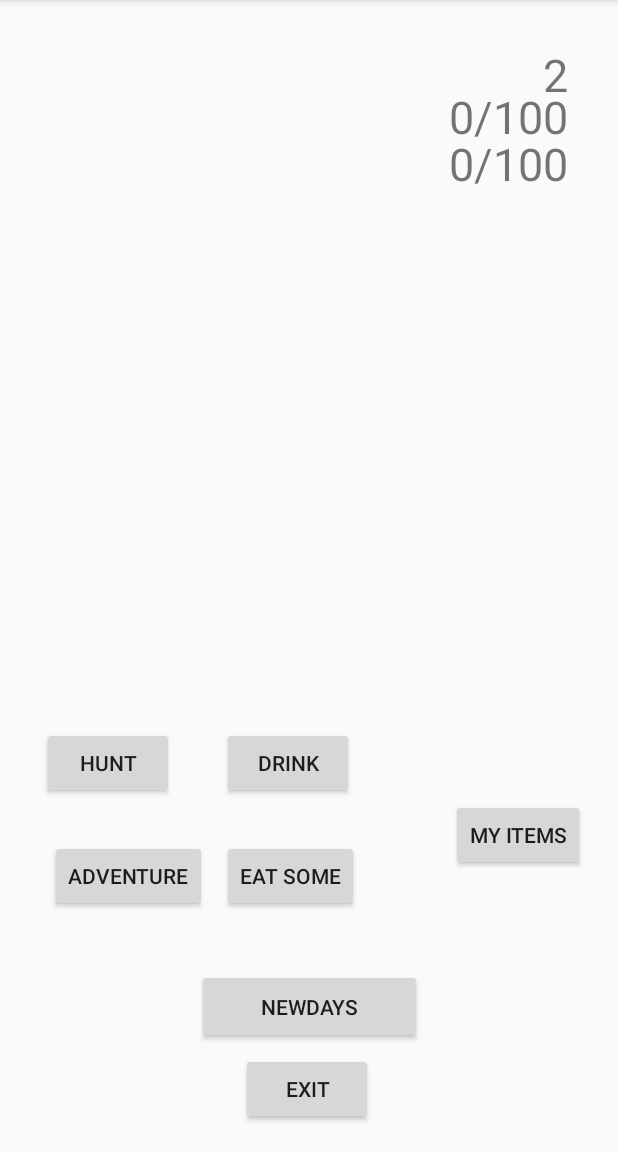
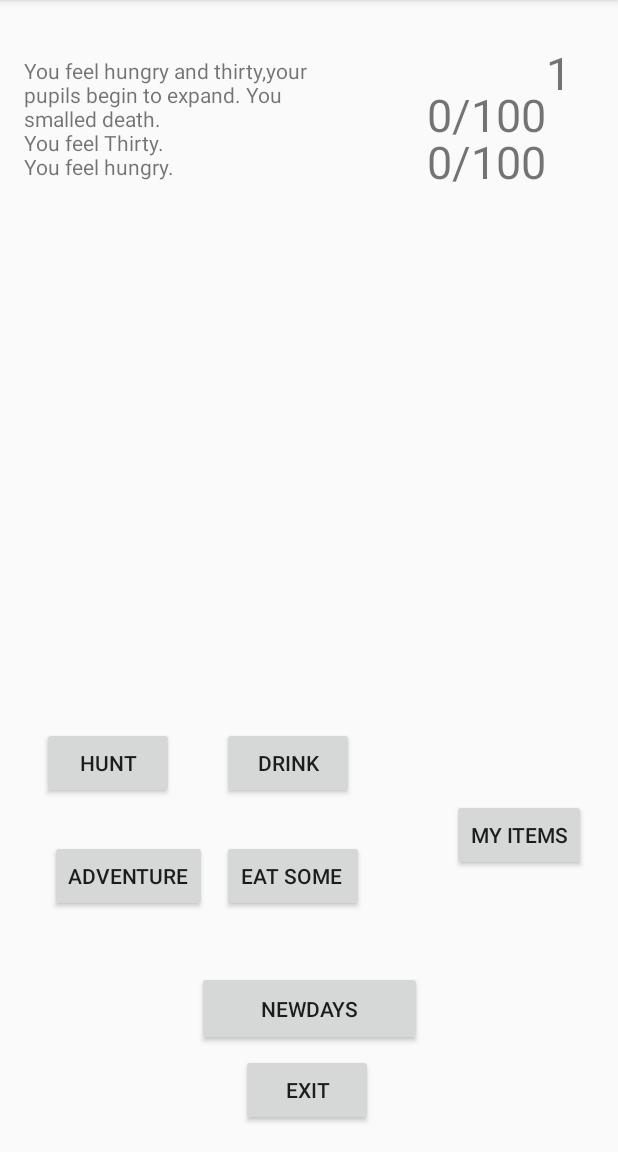
Before and after one commit to XiwenZhang/SIT-305-Assignment-2, an Android app: the StartGame screen opened directly, with no data from a screen before it, after a tap on "NEWDAYS", on a phone screen of 412 x 824 dp, the part 84-1236 px from its top. Run offline under Robolectric (Android 15) with nearby library versions, the phone set to English and light mode, and no system bars.

Commit message:
Update the new format for my codes and adding some evens in Hunt_page

```diff
--- a/app/src/main/AndroidManifest.xml
+++ b/app/src/main/AndroidManifest.xml
@@ -16,6 +16,8 @@
         ></activity>
         <activity android:name=".HelpActivity"
             ></activity>
+        <activity android:name=".HunterActivity"
+            ></activity>
         <activity android:name=".MainActivity">
             <intent-filter>
                 <action android:name="android.intent.action.MAIN" />
--- a/app/src/main/java/com/example/user/prtice/StartGame.java
+++ b/app/src/main/java/com/example/user/prtice/StartGame.java
@@ -1,8 +1,9 @@
 package com.example.user.prtice;
-
-
+import android.app.Activity;
+import android.content.Intent;
 import android.net.Uri;
 import android.support.annotation.Nullable;
+import android.support.v4.view.ViewPropertyAnimatorCompat;
 import android.support.v7.app.AppCompatActivity;
 import android.os.Bundle;
 import android.util.Log;
@@ -10,14 +11,31 @@ import android.view.KeyEvent;
 import android.view.View;
 import android.widget.Button;
 import android.widget.TextView;
+import android.view.View;
+
+import java.security.PrivateKey;
+import java.util.Random;
 
 public class StartGame extends AppCompatActivity {
 
-     private int days = 1;
+    private int days;
     private  int thirty = 0;
     private  int hungry = 0;
     private  int heal = 0;
-     public String name;
+    public  int random = 0;
+
+    private TextView Days;
+    private TextView Board;
+    private TextView Thirty;
+    private TextView Hungry;
+
+    private Button Hunt;
+    private Button Eat;
+    private Button Newdays;
+    private Button Drink;
+    private Button Adventure;
+    private Button MyItem;
+
 
 
 
@@ -28,80 +46,149 @@ public class StartGame extends AppCompatActivity {
         setContentView(R.layout.startpage);
 
 
-        TextView Days = (TextView) findViewById(R.id.Days);
-        Button Newdays = (Button) findViewById(R.id.NewDay);
-
-        TextView Thirty = (TextView) findViewById(R.id.Thirty);
-        TextView Hunger = (TextView) findViewById(R.id.Hungry) ;
+        Newdays =  findViewById(R.id.NewDay);
+        Hunt = findViewById(R.id.Hunt);
+        Drink = findViewById(R.id.Drink);
+        Eat = findViewById(R.id.Eat);
+        Adventure = findViewById(R.id.Adventure);
+        MyItem = findViewById(R.id.Items);
 
 
-        String days1 = Integer.toString(days);
-        Days.setText(days1);
+        Thirty = findViewById(R.id.Thirty);
+        Hungry = findViewById(R.id.Hungry) ;
+        Days = findViewById(R.id.Days);
+        Board = findViewById(R.id.board);
+
+
+
+
+        Newdays.setOnClickListener(new View.OnClickListener() {
+            @Override
+            public void onClick(View v) {
+                New_days();
+                PlayerData();
+            }
+        });
+
+        Drink.setOnClickListener(new View.OnClickListener() {
+            @Override
+            public void onClick(View v) {
+                Drink();
+                PlayerData();
+            }
+        });
+
+        Eat.setOnClickListener(new View.OnClickListener() {
+            @Override
+            public void onClick(View v) {
+                Eat_Some();
+                PlayerData();
+            }
+        });
+
+        //Hunt Button intent
+        Hunt.setOnClickListener(new View.OnClickListener() {
+            @Override
+            public void onClick(View v) {
+                Hunt();
+            }
+        });
+    }
+
+
+
+
+
+
+    /**
+     * This void is use to upload board text
+     */
+    public void PlayerData(){
+        if (thirty <= 100 & hungry <= 100 & thirty >= 80 & hungry >= 80) {
+            Board.setText("You feel good now, nothing is better than full in this land.");
+        } else if (thirty < 80 & hungry <= 80 & thirty > 30 & hungry > 30) {
+
+            Board.setText("You do not feel hungry and thirty, but only so.");
+        }
+        else if(thirty <= 30 & hungry <= 30)
+        {
+            Board.setText("You feel hungry and thirty,your pupils begin to expand. You smalled death.");
+        }
+        if (thirty < 30)
+        {
+            Board.append("\nYou feel Thirty.");
+        }
+        if (hungry < 30)
+        {
+            Board.append("\nYou feel hungry.");
+        }
+    }
+
+
+    /**
+     * Eat button on click + 20 value
+     */
+
+    private void Eat_Some()
+    {
+        hungry += 20;
+        if (hungry >= 100) {
+            hungry = 100;
+        }
+
+        Hungry.setText(hungry + "/100");
 
     }
 
-    @Override
-    protected void onResume() {
-        super.onResume();
-        Button Newdays = (Button) findViewById(R.id.NewDay);
-        Button Drink = (Button)findViewById(R.id.Drink);
-        Button Eat = (Button) findViewById((R.id.Eat));
-
-
-        TextView Thirty = (TextView) findViewById(R.id.Thirty);
-        TextView Hungry = (TextView) findViewById(R.id.Hungry) ;
-
-        //Drink water to full thirty
-        Drink.setOnClickListener(new View.OnClickListener() {
-            @Override
-            public void onClick(View v) {
-                TextView Thrity = (TextView) findViewById(R.id.Thirty);
+    /**
+     * Drink button on click + 20 value
+     */
+    private void Drink()
+    {
         thirty += 20;
         if (thirty >= 100)
         {
             thirty = 100;
         }
 
-               Thrity.setText(thirty + "/100");
-            }
-        });
-
-        //Eat to full hunger
-        Eat.setOnClickListener(new View.OnClickListener() {
-            @Override
-            public void onClick(View v) {
-                TextView Hungry = (TextView) findViewById(R.id.Hungry);
-                hungry += 20;
-                if (hungry >= 100)
-                {
-                    hungry = 100;
-                }
-
-                Hungry.setText(hungry + "/100");
-            }
-
-        });
+        Thirty.setText(thirty + "/100");
 
 
 
+    }
 
-        // when user click new days data update.
-        Newdays.setOnClickListener(new View.OnClickListener() {
-            @Override
-            public void onClick(View v) {
+    /**
+     *    when user click new days data update.
+     *    days + 1
+     */
+    private void New_days()
+    {
+        // update text view days
 
-                // update text view days
-                TextView Days = (TextView) findViewById(R.id.Days);
         days += 1;
+        thirty -= 10;
+        hungry -= 10;
 
+        if (thirty < 0)
+        {
+            thirty = 0;
+        }
+        if (hungry < 0)
+        {
+            hungry = 0;
+        }
 
+        Thirty.setText(thirty + "/100");
+        Hungry.setText(hungry + "/100");
         String days1 = Integer.toString(days);
-
-
         Days.setText(days1);
     }
-        });
+
+    private void Hunt()
+    {   Random random1 = new Random();
+        random  = random1.nextInt(3) + 1;
+        Intent intent = new Intent(StartGame.this,HunterActivity.class);
+        intent.putExtra("Random",random);
+        startActivity(intent);
     }
-
-
 }
--- a/app/src/main/res/layout/startpage.xml
+++ b/app/src/main/res/layout/startpage.xml
@@ -11,20 +11,21 @@
 
         android:layout_width="wrap_content"
         android:layout_height="wrap_content"
-        android:layout_marginEnd="33dp"
-        android:layout_marginRight="33dp"
-        android:layout_marginTop="29dp"
+        android:layout_marginTop="28dp"
+        android:layout_marginEnd="31dp"
+        android:layout_marginRight="31dp"
         android:text="0"
         android:textSize="30dp"
         app:layout_constraintEnd_toEndOf="parent"
+        app:layout_constraintStart_toEndOf="@+id/Hungry"
         app:layout_constraintTop_toTopOf="parent" />
 
     <Button
         android:id="@+id/NewDay"
         android:layout_width="150dp"
         android:layout_height="50dp"
+        android:layout_marginTop="39dp"
         android:layout_marginBottom="54dp"
-        android:layout_marginTop="38dp"
         android:text="Newdays"
         app:layout_constraintBottom_toBottomOf="@+id/Exit"
         app:layout_constraintEnd_toEndOf="parent"
@@ -35,8 +36,8 @@
         android:id="@+id/Hunt"
         android:layout_width="wrap_content"
         android:layout_height="wrap_content"
+        android:layout_marginStart="28dp"
         android:layout_marginLeft="28dp"
-        android:layout_marginStart="28dp"
         android:text="Hunt"
         app:layout_constraintBaseline_toBaselineOf="@+id/Drink"
         app:layout_constraintStart_toStartOf="parent" />
@@ -45,17 +46,17 @@
         android:id="@+id/Drink"
         android:layout_width="wrap_content"
         android:layout_height="wrap_content"
-        android:layout_marginBottom="27dp"
+        android:layout_marginBottom="235dp"
         android:text="Drink"
-        app:layout_constraintBottom_toTopOf="@+id/Eat"
+        app:layout_constraintBottom_toBottomOf="parent"
         app:layout_constraintStart_toStartOf="@+id/Eat" />
 
     <Button
         android:id="@+id/Adventure"
         android:layout_width="wrap_content"
         android:layout_height="wrap_content"
+        android:layout_marginStart="33dp"
         android:layout_marginLeft="33dp"
-        android:layout_marginStart="33dp"
         android:text="Adventure"
         app:layout_constraintBaseline_toBaselineOf="@+id/Eat"
         app:layout_constraintStart_toStartOf="parent" />
@@ -64,31 +65,32 @@
         android:id="@+id/Eat"
         android:layout_width="wrap_content"
         android:layout_height="wrap_content"
+        android:layout_marginStart="10dp"
         android:layout_marginLeft="10dp"
-        android:layout_marginStart="10dp"
         android:layout_marginTop="27dp"
-        android:text="Eat Some"
+        android:text="Eat Some "
+        android:onClick="Eat_Some"
         app:layout_constraintStart_toEndOf="@+id/Adventure"
-        app:layout_constraintTop_toTopOf="@+id/Items" />
+        app:layout_constraintTop_toBottomOf="@+id/Drink" />
 
     <Button
         android:id="@+id/Items"
         android:layout_width="wrap_content"
         android:layout_height="wrap_content"
-        android:layout_marginBottom="187dp"
-        android:layout_marginEnd="22dp"
-        android:layout_marginRight="22dp"
+        android:layout_marginEnd="21dp"
+        android:layout_marginRight="21dp"
+        android:layout_marginBottom="27dp"
         android:text="My Items"
-        app:layout_constraintBottom_toBottomOf="parent"
+        app:layout_constraintBottom_toBottomOf="@+id/Eat"
         app:layout_constraintEnd_toEndOf="parent" />
 
     <Button
         android:id="@+id/Exit"
         android:layout_width="wrap_content"
         android:layout_height="wrap_content"
-        android:layout_marginBottom="18dp"
+        android:layout_marginStart="29dp"
         android:layout_marginLeft="29dp"
-        android:layout_marginStart="29dp"
+        android:layout_marginBottom="17dp"
         android:text="Exit"
         app:layout_constraintBottom_toBottomOf="parent"
         app:layout_constraintStart_toStartOf="@+id/NewDay" />
@@ -110,6 +112,21 @@
         android:layout_marginTop="28dp"
         android:text="0/100"
         android:textSize="30dp"
-        app:layout_constraintEnd_toEndOf="@+id/Days"
+        app:layout_constraintEnd_toStartOf="@+id/Days"
+        app:layout_constraintStart_toEndOf="@+id/board"
         app:layout_constraintTop_toTopOf="@+id/Days" />
+
+    <TextView
+        android:id="@+id/board"
+        android:layout_width="0dp"
+        android:layout_height="243dp"
+        android:layout_marginStart="16dp"
+        android:layout_marginLeft="16dp"
+        android:layout_marginTop="37dp"
+        android:layout_marginEnd="54dp"
+        android:layout_marginRight="54dp"
+        android:text="....."
+        app:layout_constraintEnd_toStartOf="@+id/Hungry"
+        app:layout_constraintStart_toStartOf="parent"
+        app:layout_constraintTop_toTopOf="parent" />
 </android.support.constraint.ConstraintLayout>
```
Also changed, not shown: app/src/main/java/com/example/user/prtice/HunterActivity.java (added, +8 -0 lines), app/src/main/res/layout/hunt.xml (added, +54 -0 lines). Lines whose indentation alone changed are shown as unchanged.
